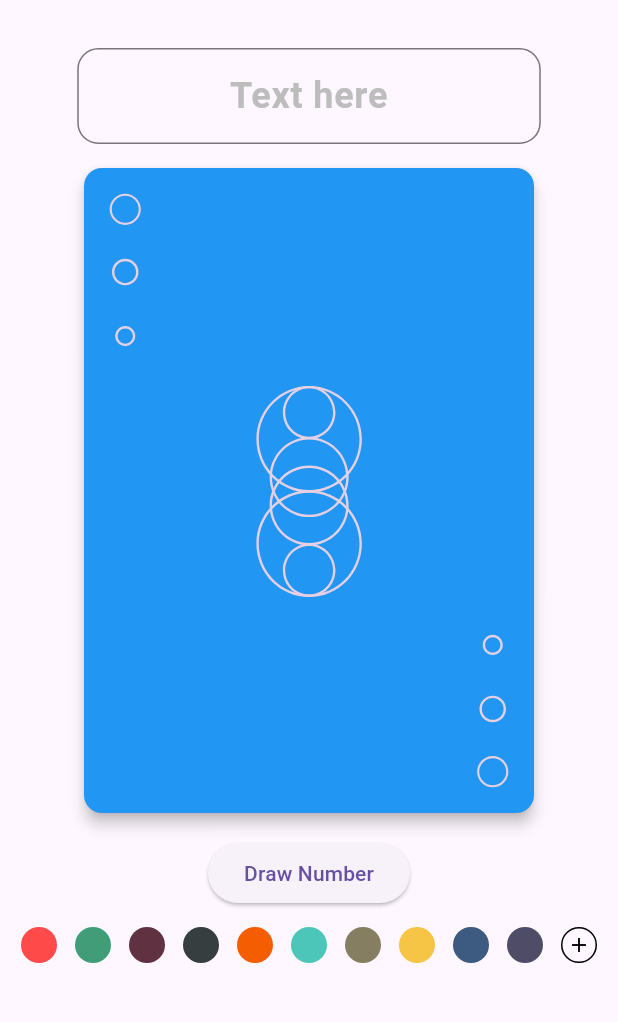
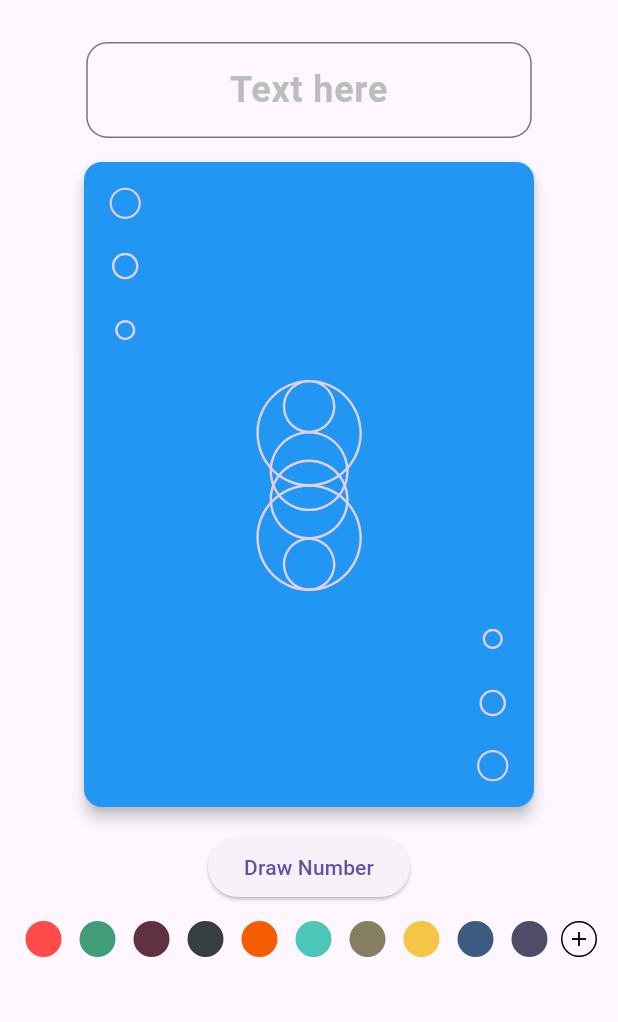
Before and after one commit to zepetriko/ordera, a Flutter app: the screen it shows after launch, on a phone screen of 412 x 824 dp, the part 120-1142 px from its top. Run offline on Flutter 3.47's test engine with Material 3 defaults, Android fonts, the phone set to English and light mode, and no system bars; drawn by our look-alikes of flip_card; our stand-ins replace flutter_colorpicker, flutter_svg, shared_preferences, wakelock_plus.

Commit message:
trying to fix screen sizes

```diff
--- a/lib/screens/home_screen.dart
+++ b/lib/screens/home_screen.dart
@@ -133,8 +133,14 @@ class _HomeScreenState extends State<HomeScreen> {
             )
           ],
         ),
-        body: Padding(
-          padding: EdgeInsets.only(top: 12),
+        body: SafeArea(
+          child: LayoutBuilder(
+            builder: (context, constraints) {
+              return SingleChildScrollView(
+                padding: const EdgeInsets.all(8),
+                child: ConstrainedBox(
+                  constraints: BoxConstraints(minHeight: constraints.maxHeight),
+                  child: IntrinsicHeight(
                     child: Column(
                       mainAxisAlignment: MainAxisAlignment.start,
                       crossAxisAlignment: CrossAxisAlignment.center,
@@ -182,5 +188,10 @@ class _HomeScreenState extends State<HomeScreen> {
                   ),
                 ),
               );
+            },
+          ),
+        ),
+      ),
+    );
   }
 }
--- a/lib/widgets/color_selector.dart
+++ b/lib/widgets/color_selector.dart
@@ -42,7 +42,7 @@ class ColorSelector extends StatelessWidget {
         GestureDetector(
           onTap: () => _pickCustomColor(context),
           child: Container(
-            margin: const EdgeInsets.symmetric(horizontal: 6),
+            margin: const EdgeInsets.symmetric(horizontal: 3),
             width: 24,
             height: 24,
             decoration: BoxDecoration(
```
Also changed, not shown: 4 other files. Lines whose indentation alone changed are shown as unchanged.
